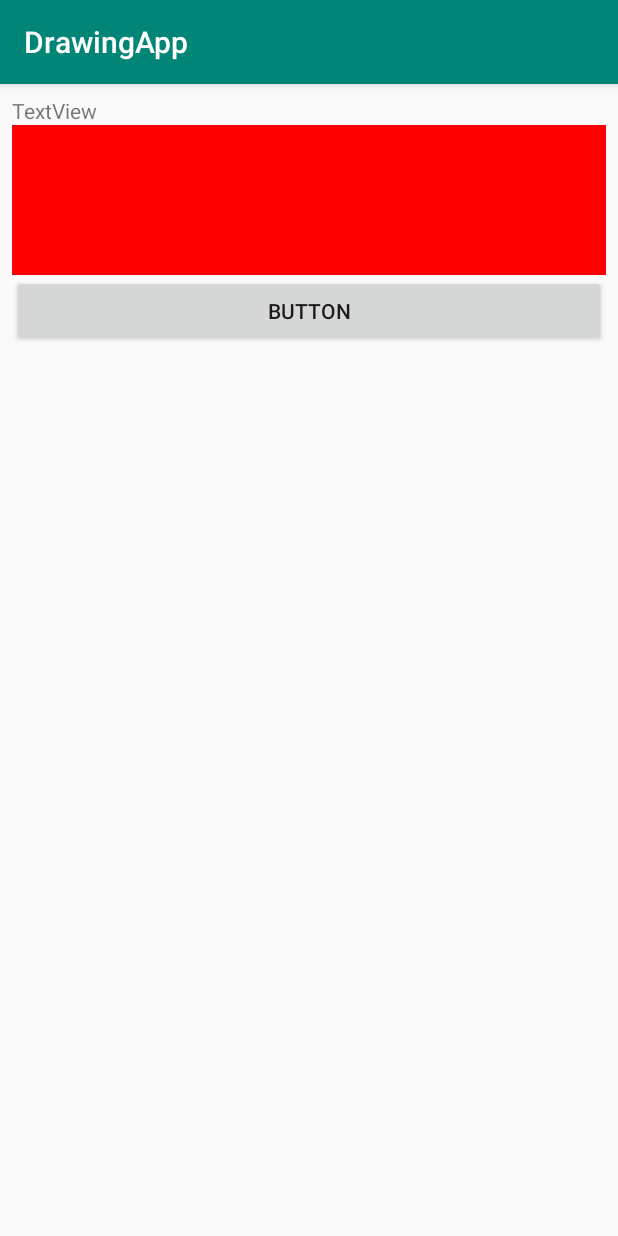
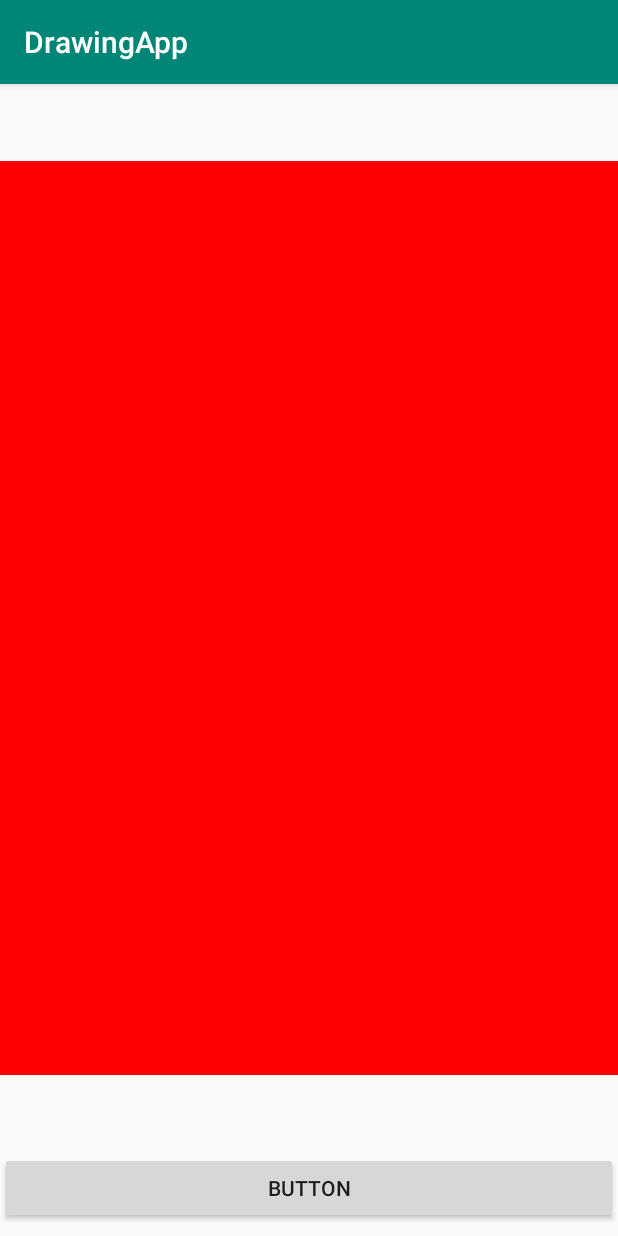
Before and after one commit to mcarnahan2/DrawingApp, an Android app: the screen it shows after launch (MainActivity), on a phone screen of 412 x 824 dp. Run offline under Robolectric (Android 15) with nearby library versions, the phone set to English and light mode, and no system bars; 1 statement that could not run was skipped.

Commit message:
Changes made to activity_main.xml

```diff
--- a/app/src/main/res/layout/activity_main.xml
+++ b/app/src/main/res/layout/activity_main.xml
@@ -6,35 +6,26 @@
     android:layout_height="match_parent"
     tools:context=".MainActivity">
 
-    <LinearLayout
+    <edu.apsu.drawingapp.DrawingView
+        android:id="@+id/drawingView"
         android:layout_width="match_parent"
-        android:layout_height="match_parent"
-        android:layout_marginStart="8dp"
+        android:layout_height="609dp"
         android:layout_marginTop="8dp"
-        android:layout_marginEnd="8dp"
         android:layout_marginBottom="8dp"
-        android:orientation="vertical"
+        app:layout_constraintBottom_toTopOf="@+id/picture_button"
+        app:layout_constraintEnd_toEndOf="parent"
+        app:layout_constraintStart_toStartOf="parent"
+        app:layout_constraintTop_toTopOf="parent"
+        tools:srcCompat="@tools:sample/backgrounds/scenic[3]" />
+
+    <Button
+        android:id="@+id/picture_button"
+        android:layout_width="match_parent"
+        android:layout_height="wrap_content"
+        android:layout_marginBottom="8dp"
+        android:text="Button"
         app:layout_constraintBottom_toBottomOf="parent"
         app:layout_constraintEnd_toEndOf="parent"
-        app:layout_constraintStart_toStartOf="parent"
-        app:layout_constraintTop_toTopOf="parent">
+        app:layout_constraintStart_toStartOf="parent" />
 
-        <TextView
-            android:id="@+id/textView"
-            android:layout_width="match_parent"
-            android:layout_height="wrap_content"
-            android:text="TextView" />
-
-        <edu.apsu.drawingapp.DrawingView
-            android:id="@+id/drawingView"
-            android:layout_width="match_parent"
-            android:layout_height="100dp"
-            tools:srcCompat="@tools:sample/backgrounds/scenic[3]" />
-
-        <Button
-            android:id="@+id/picture_button"
-            android:layout_width="match_parent"
-            android:layout_height="wrap_content"
-            android:text="Button" />
-    </LinearLayout>
 </android.support.constraint.ConstraintLayout>
```
